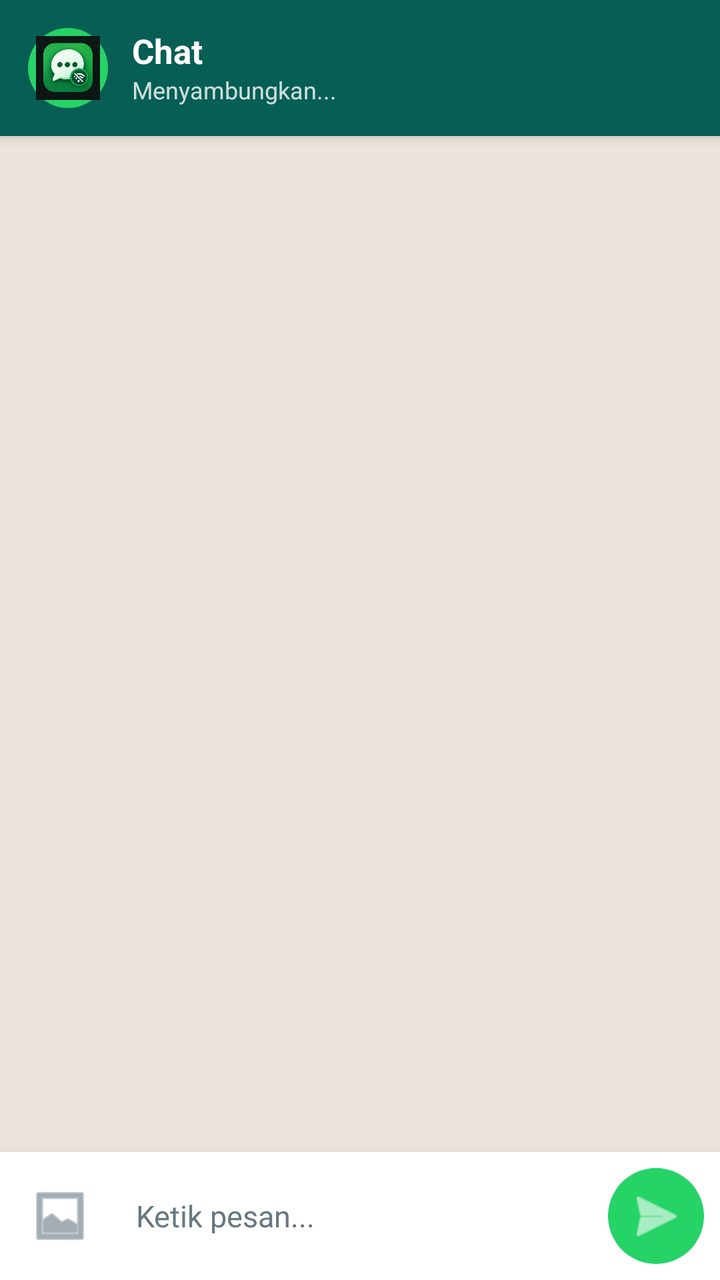
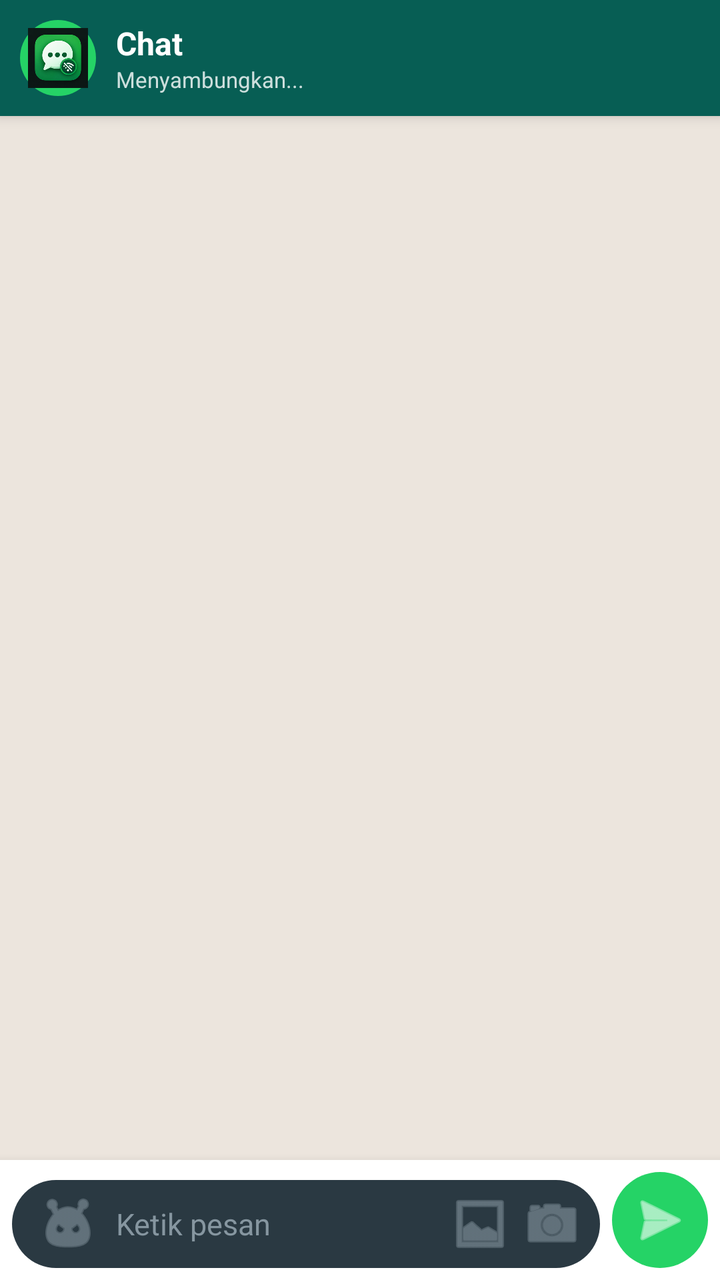

Screens rendered from an Android XML layout before and after an edit, with the pre-edit source and the edit as a unified diff.
<!-- AndroidManifest.xml: application theme Theme.Material3.DayNight.NoActionBar -->
<!-- res/layout/activity_chat.xml -->
<?xml version="1.0" encoding="utf-8"?>
<LinearLayout xmlns:android="http://schemas.android.com/apk/res/android"
    android:layout_width="match_parent"
    android:layout_height="match_parent"
    android:orientation="vertical"
    android:background="@color/chat_bg">

    <LinearLayout
        android:layout_width="match_parent"
        android:layout_height="wrap_content"
        android:background="@drawable/header_bg"
        android:orientation="horizontal"
        android:padding="14dp"
        android:elevation="4dp">

        <ImageView
            android:layout_width="40dp"
            android:layout_height="40dp"
            android:src="@drawable/splash_logo"
            android:background="@drawable/send_button_bg"
            android:padding="4dp" />

        <LinearLayout
            android:layout_width="0dp"
            android:layout_height="wrap_content"
            android:layout_weight="1"
            android:orientation="vertical"
            android:paddingStart="12dp">

            <TextView
                android:id="@+id/chatTitle"
                android:layout_width="match_parent"
                android:layout_height="wrap_content"
                android:text="Chat"
                android:textColor="#FFFFFF"
                android:textSize="17sp"
                android:textStyle="bold" />

            <TextView
                android:id="@+id/chatStatus"
                android:layout_width="match_parent"
                android:layout_height="wrap_content"
                android:text="Menyambungkan..."
                android:textColor="#CCFFFFFF"
                android:textSize="12sp" />
        </LinearLayout>
    </LinearLayout>

    <androidx.recyclerview.widget.RecyclerView
        android:id="@+id/messageList"
        android:layout_width="match_parent"
        android:layout_height="0dp"
        android:layout_weight="1"
        android:padding="8dp"
        android:clipToPadding="false" />

    <LinearLayout
        android:layout_width="match_parent"
        android:layout_height="wrap_content"
        android:background="@color/bubble_other"
        android:orientation="horizontal"
        android:padding="8dp"
        android:elevation="8dp"
        android:gravity="center_vertical">

        <ImageButton
            android:id="@+id/btnAttach"
            android:layout_width="44dp"
            android:layout_height="44dp"
            android:background="?android:attr/selectableItemBackgroundBorderless"
            android:src="@android:drawable/ic_menu_gallery"
            android:scaleType="center"
            android:contentDescription="Lampiran"
            android:tint="@color/text_secondary" />

        <EditText
            android:id="@+id/messageInput"
            android:layout_width="0dp"
            android:layout_height="wrap_content"
            android:layout_weight="1"
            android:background="@drawable/input_bg"
            android:hint="Ketik pesan..."
            android:minHeight="44dp"
            android:maxLines="5"
            android:textSize="15sp"
            android:textColor="@color/text_primary"
            android:textColorHint="@color/text_secondary"
            android:paddingHorizontal="16dp" />

        <ImageButton
            android:id="@+id/btnSend"
            android:layout_width="48dp"
            android:layout_height="48dp"
            android:layout_marginStart="8dp"
            android:background="@drawable/send_button_bg"
            android:src="@android:drawable/ic_menu_send"
            android:scaleType="center"
            android:contentDescription="Kirim"
            android:tint="#FFFFFF" />
    </LinearLayout>
</LinearLayout>
<!-- resources referenced by this layout -->
<resources>
  <color name="bubble_other">#FFFFFF</color>
  <color name="chat_bg">#ECE5DD</color>
  <color name="text_primary">#111B21</color>
  <color name="text_secondary">#667781</color>
  <!-- drawable header_bg (drawable) -->
  <?xml version="1.0" encoding="utf-8"?>
  <shape xmlns:android="http://schemas.android.com/apk/res/android"
      android:shape="rectangle">
      <solid android:color="@color/brand_green" />
  </shape>
  <!-- drawable input_bg (drawable) -->
  <?xml version="1.0" encoding="utf-8"?>
  <shape xmlns:android="http://schemas.android.com/apk/res/android"
      android:shape="rectangle">
      <solid android:color="@color/input_bg" />
      <corners android:radius="24dp" />
  </shape>
  <!-- drawable send_button_bg (drawable) -->
  <?xml version="1.0" encoding="utf-8"?>
  <shape xmlns:android="http://schemas.android.com/apk/res/android"
      android:shape="oval">
      <solid android:color="@color/brand_accent" />
  </shape>
  <!-- drawable splash_logo: png bitmap (drawable, 55583 bytes) -->
  <color name="brand_green">#075E54</color>
  <color name="input_bg">#FFFFFF</color>
  <color name="brand_accent">#25D366</color>
</resources>

<!-- the commit's change to res/layout/activity_chat.xml (unified diff, before → after) -->
@@ -10,12 +10,13 @@
         android:layout_height="wrap_content"
         android:background="@drawable/header_bg"
         android:orientation="horizontal"
-        android:padding="14dp"
+        android:padding="10dp"
+        android:gravity="center_vertical"
         android:elevation="4dp">
 
         <ImageView
-            android:layout_width="40dp"
-            android:layout_height="40dp"
+            android:layout_width="38dp"
+            android:layout_height="38dp"
             android:src="@drawable/splash_logo"
             android:background="@drawable/send_button_bg"
             android:padding="4dp" />
@@ -25,7 +26,7 @@
             android:layout_height="wrap_content"
             android:layout_weight="1"
             android:orientation="vertical"
-            android:paddingStart="12dp">
+            android:paddingStart="10dp">
 
             <TextView
                 android:id="@+id/chatTitle"
@@ -33,7 +34,7 @@
                 android:layout_height="wrap_content"
                 android:text="Chat"
                 android:textColor="#FFFFFF"
-                android:textSize="17sp"
+                android:textSize="16sp"
                 android:textStyle="bold" />
 
             <TextView
@@ -42,7 +43,7 @@
                 android:layout_height="wrap_content"
                 android:text="Menyambungkan..."
                 android:textColor="#CCFFFFFF"
-                android:textSize="12sp" />
+                android:textSize="11sp" />
         </LinearLayout>
     </LinearLayout>
 
@@ -51,51 +52,140 @@
         android:layout_width="match_parent"
         android:layout_height="0dp"
         android:layout_weight="1"
-        android:padding="8dp"
+        android:padding="6dp"
         android:clipToPadding="false" />
+
+    <include
+        android:id="@+id/emojiPanel"
+        layout="@layout/emoji_picker"
+        android:visibility="gone" />
 
     <LinearLayout
         android:layout_width="match_parent"
         android:layout_height="wrap_content"
         android:background="@color/bubble_other"
         android:orientation="horizontal"
-        android:padding="8dp"
-        android:elevation="8dp"
-        android:gravity="center_vertical">
+        android:padding="6dp"
+        android:gravity="bottom"
+        android:elevation="8dp">
 
-        <ImageButton
-            android:id="@+id/btnAttach"
-            android:layout_width="44dp"
-            android:layout_height="44dp"
-            android:background="?android:attr/selectableItemBackgroundBorderless"
-            android:src="@android:drawable/ic_menu_gallery"
-            android:scaleType="center"
-            android:contentDescription="Lampiran"
-            android:tint="@color/text_secondary" />
-
-        <EditText
-            android:id="@+id/messageInput"
+        <LinearLayout
             android:layout_width="0dp"
             android:layout_height="wrap_content"
             android:layout_weight="1"
-            android:background="@drawable/input_bg"
-            android:hint="Ketik pesan..."
+            android:background="@drawable/wa_input_bg"
+            android:orientation="horizontal"
+            android:gravity="center_vertical"
             android:minHeight="44dp"
-            android:maxLines="5"
-            android:textSize="15sp"
-            android:textColor="@color/text_primary"
-            android:textColorHint="@color/text_secondary"
-            android:paddingHorizontal="16dp" />
+            android:paddingStart="12dp"
+            android:paddingEnd="8dp">
+
+            <ImageButton
+                android:id="@+id/btnEmoji"
+                android:layout_width="32dp"
+                android:layout_height="32dp"
+                android:background="?android:attr/selectableItemBackgroundBorderless"
+                android:src="@android:drawable/ic_menu_emoticons"
+                android:tint="#8696A0"
+                android:scaleType="centerInside"
+                android:contentDescription="Emoji" />
+
+            <EditText
+                android:id="@+id/messageInput"
+                android:layout_width="0dp"
+                android:layout_height="wrap_content"
+                android:layout_weight="1"
+                android:background="@null"
+                android:hint="Ketik pesan"
+                android:minHeight="40dp"
+                android:maxLines="5"
+                android:textSize="15sp"
+                android:textColor="@color/text_primary"
+                android:textColorHint="#8696A0"
+                android:paddingStart="8dp"
+                android:paddingEnd="8dp"
+                android:inputType="textMultiLine|textCapSentences"
+                android:importantForAutofill="no" />
+
+            <ImageButton
+                android:id="@+id/btnAttach"
+                android:layout_width="32dp"
+                android:layout_height="32dp"
+                android:background="?android:attr/selectableItemBackgroundBorderless"
+                android:src="@android:drawable/ic_menu_gallery"
+                android:tint="#8696A0"
+                android:scaleType="centerInside"
+                android:contentDescription="Lampiran" />
+
+            <ImageButton
+                android:id="@+id/btnCamera"
+                android:layout_width="32dp"
+                android:layout_height="32dp"
+                android:layout_marginStart="4dp"
+                android:background="?android:attr/selectableItemBackgroundBorderless"
+                android:src="@android:drawable/ic_menu_camera"
+                android:tint="#8696A0"
+                android:scaleType="centerInside"
+                android:contentDescription="Kamera" />
+        </LinearLayout>
 
         <ImageButton
             android:id="@+id/btnSend"
             android:layout_width="48dp"
             android:layout_height="48dp"
-            android:layout_marginStart="8dp"
+            android:layout_marginStart="6dp"
             android:background="@drawable/send_button_bg"
             android:src="@android:drawable/ic_menu_send"
-            android:scaleType="center"
+            android:scaleType="centerInside"
             android:contentDescription="Kirim"
             android:tint="#FFFFFF" />
     </LinearLayout>
+
 </LinearLayout>
+<!-- res/layout/emoji_picker.xml (included above) -->
+<?xml version="1.0" encoding="utf-8"?>
+<LinearLayout xmlns:android="http://schemas.android.com/apk/res/android"
+    android:layout_width="match_parent"
+    android:layout_height="280dp"
+    android:background="@color/bubble_other"
+    android:orientation="vertical"
+    android:elevation="8dp">
+
+    <LinearLayout
+        android:layout_width="match_parent"
+        android:layout_height="wrap_content"
+        android:orientation="horizontal"
+        android:padding="10dp"
+        android:gravity="center_vertical">
+
+        <TextView
+            android:layout_width="0dp"
+            android:layout_height="wrap_content"
+            android:layout_weight="1"
+            android:text="Emoji"
+            android:textStyle="bold"
+            android:textSize="13sp"
+            android:textColor="@color/text_primary" />
+
+        <ImageButton
+            android:id="@+id/btnCloseEmoji"
+            android:layout_width="32dp"
+            android:layout_height="32dp"
+            android:background="?android:attr/selectableItemBackgroundBorderless"
+            android:src="@android:drawable/ic_menu_close_clear_cancel"
+            android:tint="@color/text_secondary"
+            android:contentDescription="Tutup" />
+    </LinearLayout>
+
+    <View
+        android:layout_width="match_parent"
+        android:layout_height="1dp"
+        android:background="#20000000" />
+
+    <androidx.recyclerview.widget.RecyclerView
+        android:id="@+id/emojiGrid"
+        android:layout_width="match_parent"
+        android:layout_height="match_parent"
+        android:padding="4dp"
+        android:clipToPadding="false" />
+</LinearLayout>
<!-- resource entries referenced after the edit -->
@@ -10,13 +10,6 @@
       android:shape="rectangle">
       <solid android:color="@color/brand_green" />
   </shape>
-  <!-- drawable input_bg (drawable) -->
-  <?xml version="1.0" encoding="utf-8"?>
-  <shape xmlns:android="http://schemas.android.com/apk/res/android"
-      android:shape="rectangle">
-      <solid android:color="@color/input_bg" />
-      <corners android:radius="24dp" />
-  </shape>
   <!-- drawable send_button_bg (drawable) -->
   <?xml version="1.0" encoding="utf-8"?>
   <shape xmlns:android="http://schemas.android.com/apk/res/android"
@@ -24,8 +17,14 @@
       <solid android:color="@color/brand_accent" />
   </shape>
   <!-- drawable splash_logo: png bitmap (drawable, 55583 bytes) -->
+  <!-- drawable wa_input_bg (drawable) -->
+  <?xml version="1.0" encoding="utf-8"?>
+  <shape xmlns:android="http://schemas.android.com/apk/res/android"
+      android:shape="rectangle">
+      <solid android:color="#2A3942" />
+      <corners android:radius="22dp" />
+  </shape>
   <color name="brand_green">#075E54</color>
-  <color name="input_bg">#FFFFFF</color>
   <color name="brand_accent">#25D366</color>
 </resources>
 
